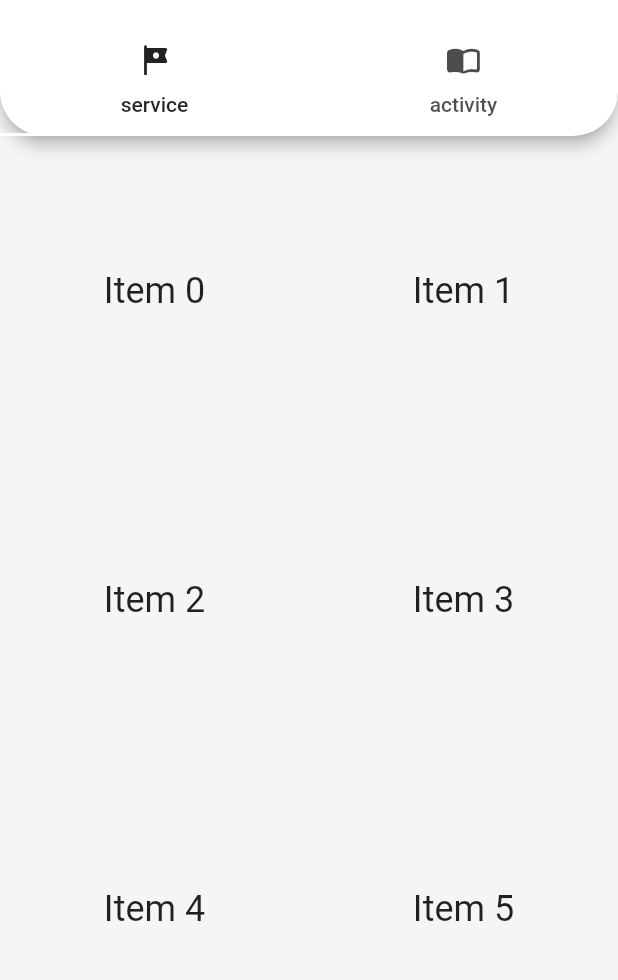
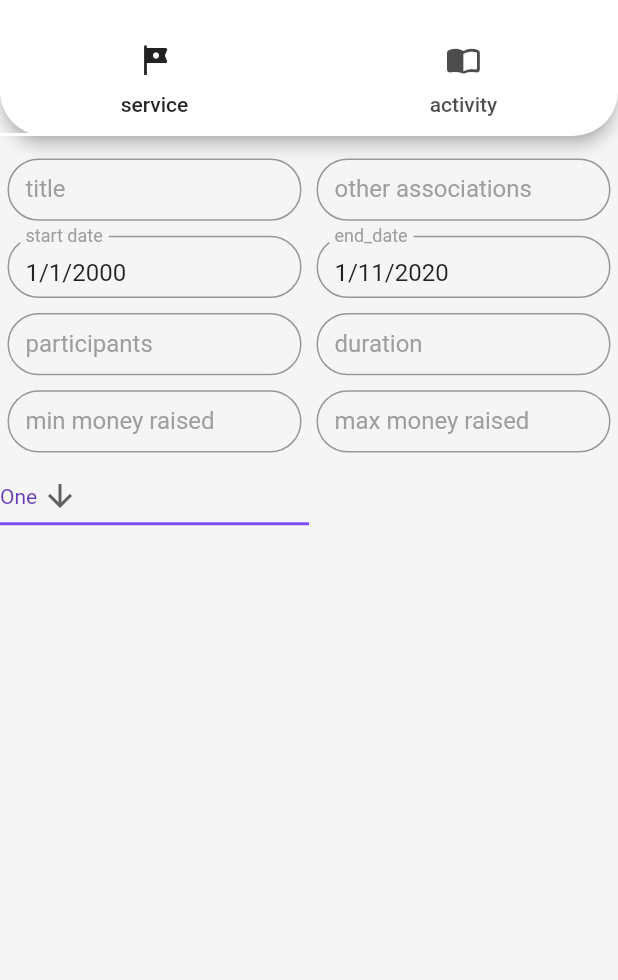
Before and after one commit to leoclubitalia/piattaforma-rendicontazione-client, a Flutter app: the Search screen opened directly, tab 2 chosen, on a phone screen of 412 x 824 dp, the part 59-1039 px from its top. Run offline on Flutter 3.47's test engine with Material 2 defaults, Android fonts, the phone set to English and light mode, and no system bars; our stand-ins replace flutter_datetime_picker.

Commit message:
some code for search page

```diff
--- a/lib/UI/pages/App.dart
+++ b/lib/UI/pages/App.dart
@@ -33,6 +33,7 @@ class App extends StatelessWidget {
         indicatorColor: Colors.white,
         canvasColor: Colors.grey[100], // app background
         cardColor: Colors.amber,
+        unselectedWidgetColor: Colors.grey[500],
         hoverColor: Colors.deepOrange,
         accentColor: Colors.white,
         splashColor: Colors.black,
--- a/lib/UI/pages/LogIn.dart
+++ b/lib/UI/pages/LogIn.dart
@@ -29,11 +29,11 @@ class _LogIn extends GlobalState<LogIn> {
         child: Column(
           children: [
             InputField(
-              hintText: AppLocalizations.of(context).translate("email"),
+              labelText: AppLocalizations.of(context).translate("email"),
               controller: inputController,
             ),
             InputField(
-              hintText: AppLocalizations.of(context).translate("password"),
+              labelText: AppLocalizations.of(context).translate("password"),
               controller: inputController,
             ),
             StadiumButton(
--- a/lib/UI/pages/SearchService.dart
+++ b/lib/UI/pages/SearchService.dart
@@ -1,6 +1,10 @@
+import 'package:RendicontationPlatformLeo_Client/UI/behaviors/AppLocalizations.dart';
 import 'package:RendicontationPlatformLeo_Client/UI/behaviors/GlobalState.dart';
+import 'package:RendicontationPlatformLeo_Client/UI/widgets/InputButton.dart';
+import 'package:RendicontationPlatformLeo_Client/UI/widgets/InputFiled.dart';
 import 'package:flutter/cupertino.dart';
 import 'package:flutter/material.dart';
+import 'package:flutter_datetime_picker/flutter_datetime_picker.dart';
 
 
 class SearchService extends StatefulWidget {
@@ -12,6 +16,18 @@ class SearchService extends StatefulWidget {
 }
 
 class _SearchService extends GlobalState<SearchService> {
+  String _title;
+  String _otherAssociations;
+  int _quantityParticipants;
+  int _duration;
+  int _minMoneyRaised;
+  int _maxMoneyRaised;
+  DateTime _startDate = DateTime(2000, 1, 1);
+  DateTime _endDate = DateTime.now();
+
+  TextEditingController _startDateTextController = TextEditingController();
+  TextEditingController _endDateTextController = TextEditingController();
+
 
   @override
   void refreshState() {
@@ -19,18 +35,127 @@ class _SearchService extends GlobalState<SearchService> {
 
   @override
   Widget build(BuildContext context) {
+    String dropdownValue = 'One';
+    _startDateTextController.text = _startDate.day.toString() + "/" + _startDate.month.toString() + "/" + _startDate.year.toString();
+    _endDateTextController.text = _endDate.day.toString() + "/" + _endDate.month.toString() + "/" + _endDate.year.toString();
     return Scaffold(
-      body: GridView.count(
-        crossAxisCount: MediaQuery.of(context).size.width > 650 ? 4 : 2,
-        children: List.generate(10, (index) {
-          return Center(
-            child: Text(
-              'Item $index',
-              style: Theme.of(context).textTheme.headline5,
+      body: Padding(
+        padding: EdgeInsets.fromLTRB(0, 10, 0, 0),
+        child: GridView.count(
+          shrinkWrap: true,
+          childAspectRatio: 1 / 0.25,
+          crossAxisCount: MediaQuery.of(context).size.width > 650 ? 4 : 2,
+          children: [
+            InputField(
+              padding: 5,
+              labelText: AppLocalizations.of(context).translate("title"),
+              onSubmit: (String value) {
+                _title = value;
+              },
             ),
-          );
-        }),
-      ),
+            InputField(
+              padding: 5,
+              labelText: AppLocalizations.of(context).translate("other_associations"),
+              onSubmit: (String value) {
+                _otherAssociations = value;
+              },
+            ),
+            InputButton(
+              padding: 5,
+              text: AppLocalizations.of(context).translate("start_date"),
+              controller: _startDateTextController,
+              onPressed: () {
+                DatePicker.showDatePicker(
+                  context,
+                  showTitleActions: true,
+                  minTime: DateTime(2000, 1, 1),
+                  maxTime: DateTime.now(),
+                  onConfirm: (date) {
+                    _startDate = date;
+                    _startDateTextController.text = date.day.toString() + "/" + date.month.toString() + "/" + date.year.toString();
+                  },
+                  currentTime: DateTime.now(),
+                  locale: LocaleType.it
+                );
+              },
+            ),
+            InputButton(
+              padding: 5,
+              text: AppLocalizations.of(context).translate("end_date"),
+              controller: _endDateTextController,
+              onPressed: () {
+                DatePicker.showDatePicker(
+                    context,
+                    showTitleActions: true,
+                    minTime: DateTime(2000, 1, 1),
+                    maxTime: DateTime.now(),
+                    onConfirm: (date) {
+                      _endDate = date;
+                      _endDateTextController.text = date.day.toString() + "/" + date.month.toString() + "/" + date.year.toString();
+                    },
+                    currentTime: DateTime.now(),
+                    locale: LocaleType.it
+                );
+              },
+            ),
+            InputField(
+              padding: 5,
+              labelText: AppLocalizations.of(context).translate("quantity_participants"),
+              keyboardType: TextInputType.number,
+              onSubmit: (String value) {
+                _quantityParticipants = int.parse(value);
+              },
+            ),
+            InputField(
+              padding: 5,
+              labelText: AppLocalizations.of(context).translate("duration"),
+              keyboardType: TextInputType.number,
+              onSubmit: (String value) {
+                _duration = int.parse(value);
+              },
+            ),
+            InputField(
+              padding: 5,
+              labelText: AppLocalizations.of(context).translate("min_money_raised"),
+              keyboardType: TextInputType.number,
+              onSubmit: (String value) {
+                _minMoneyRaised = int.parse(value);
+              },
+            ),
+            InputField(
+              padding: 5,
+              labelText: AppLocalizations.of(context).translate("max_money_raised"),
+              keyboardType: TextInputType.number,
+              onSubmit: (String value) {
+                _maxMoneyRaised = int.parse(value);
+              },
+            ),
+            DropdownButton<String>(
+              value: dropdownValue,
+              icon: Icon(Icons.arrow_downward),
+              iconSize: 24,
+              elevation: 16,
+              style: TextStyle(color: Colors.deepPurple),
+              underline: Container(
+                height: 2,
+                color: Colors.deepPurpleAccent,
+              ),
+              onChanged: (String newValue) {
+                setState(() {
+                  dropdownValue = newValue;
+                });
+              },
+              items: <String>['One', 'Two', 'Free', 'Four']
+                  .map<DropdownMenuItem<String>>((String value) {
+                return DropdownMenuItem<String>(
+                  value: value,
+                  child: Text(value),
+                );
+              }).toList(),
+            )
+          ],
+        ),
+      )
     );
   }
 
--- /dev/null
+++ b/lib/UI/widgets/InputButton.dart
@@ -0,0 +1,46 @@
+import 'package:flutter/material.dart';
+
+
+class InputButton extends StatelessWidget {
+  final String text;
+  final Function onPressed;
+  final TextEditingController controller;
+  final double padding;
+
+
+  const InputButton({Key key, this.text, this.controller, this.onPressed, this.padding}) : super(key: key);
+
+  @override
+  Widget build(BuildContext context) {
+    return Padding(
+      padding: EdgeInsets.all(padding),
+      child: TextField(
+          onTap: onPressed,
+          controller: controller,
+          cursorColor: Theme.of(context).hoverColor,
+          style: TextStyle(height: 1.0),
+          decoration: InputDecoration(
+            fillColor: Theme.of(context).primaryColor,
+            focusedBorder: OutlineInputBorder(
+                borderRadius: new BorderRadius.circular(30.0),
+                borderSide: BorderSide(
+                  color: Theme.of(context).unselectedWidgetColor,
+                )
+            ),
+            border: new OutlineInputBorder(
+              borderRadius: new BorderRadius.circular(30.0),
+              borderSide: BorderSide(
+                color: Theme.of(context).unselectedWidgetColor,
+              ),
+            ),
+            labelText: text,
+            labelStyle: TextStyle(
+              color: Theme.of(context).unselectedWidgetColor,
+            ),
+          )
+      ),
+    );
+  }
+
+
+}
--- a/lib/UI/widgets/InputFiled.dart
+++ b/lib/UI/widgets/InputFiled.dart
@@ -1,17 +1,26 @@
 import 'package:flutter/material.dart';
+import 'package:flutter/services.dart';
 
 
 class InputField extends StatelessWidget {
-  final String hintText;
+  final String labelText;
   final Function onSubmit;
   final TextEditingController controller;
+  final double padding;
+  final TextInputType keyboardType;
 
 
-  const InputField({Key key, this.hintText, this.controller, this.onSubmit}) : super(key: key);
+  const InputField({Key key, this.labelText, this.controller, this.onSubmit, this.padding, this.keyboardType}) : super(key: key);
 
   @override
   Widget build(BuildContext context) {
-    return TextField(
+    return Padding(
+      padding: EdgeInsets.all(padding),
+      child: TextField(
+        keyboardType: keyboardType,
+        inputFormatters: keyboardType == TextInputType.number ? <TextInputFormatter>[
+          FilteringTextInputFormatter.allow(RegExp(r'[0-9]')),
+        ] : null,
         onSubmitted: onSubmit,
         controller: controller,
         cursorColor: Theme.of(context).hoverColor,
@@ -21,17 +30,21 @@ class InputField extends StatelessWidget {
           focusedBorder: OutlineInputBorder(
               borderRadius: new BorderRadius.circular(30.0),
               borderSide: BorderSide(
-              color: Theme.of(context).hoverColor,
+                color: Theme.of(context).unselectedWidgetColor,
               )
           ),
           border: new OutlineInputBorder(
             borderRadius: new BorderRadius.circular(30.0),
             borderSide: BorderSide(
-            color: Theme.of(context).hoverColor,
+              color: Theme.of(context).unselectedWidgetColor,
             ),
           ),
-        hintText: hintText,
+          labelText: labelText,
+          labelStyle: TextStyle(
+            color: Theme.of(context).unselectedWidgetColor,
+          ),
         )
+      ),
     );
   }
 
--- a/localizable/en.json
+++ b/localizable/en.json
@@ -16,5 +16,13 @@
   "description_search_for_guest": "By virtue of the transparency that we have adopted, here you will be able to see all the services and activities carried out by each Italian leo club in complete freedom!\nYou can search for any parameter you want!",
   "search": "search",
   "service": "service",
-  "activity": "activity"
+  "activity": "activity",
+  "title": "title",
+  "other_associations": "other associations",
+  "start_date": "start date",
+  "end_date": "end_date",
+  "quantity_participants": "participants",
+  "duration": "duration",
+  "min_money_raised": "min money raised",
+  "max_money_raised": "max money raised"
 }
--- a/localizable/it.json
+++ b/localizable/it.json
@@ -15,5 +15,13 @@
   "description_search_for_guest": "In virtù della trasparenza che abbiano voluto adottare qui potrai vedere tutte i service e le attività svolte da ogni leo club italiano in completa libertà!\nÈ possibile fare le ricerche per qualsiasi parametro tu voglia!",
   "search": "cerca",
   "service": "service",
-  "activity": "attività"
+  "activity": "attività",
+  "title": "titolo",
+  "other_associations": "altre associazioni",
+  "start_date": "data iniziale",
+  "end_date": "data finale",
+  "quantity_participants": "partecipanti",
+  "duration": "durata",
+  "min_money_raised": "Fondi raccolti min",
+  "max_money_raised": "Fondi raccolti max"
 }
--- a/pubspec.yaml
+++ b/pubspec.yaml
@@ -14,8 +14,7 @@ dependencies:
     sdk: flutter
 
   cupertino_icons: ^0.1.3
-  firebase_core: ^0.4.0+9
-  firebase_auth: ^0.14.0+5
+  flutter_datetime_picker: ^1.4.0
   http: ^0.12.0+4
 
 dev_dependencies:
```
Also changed, not shown: pubspec.lock. Lines whose indentation alone changed are shown as unchanged.
